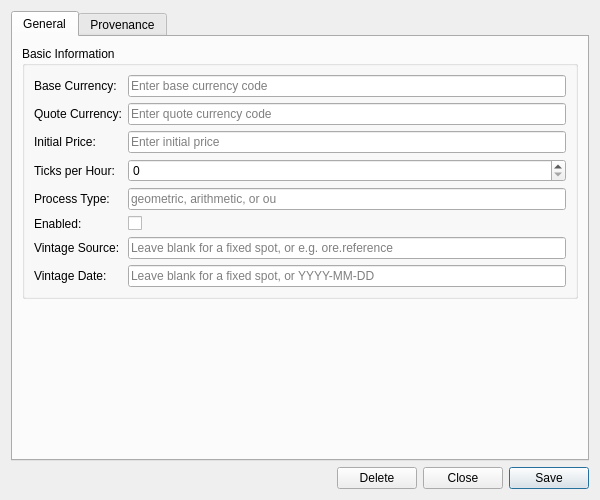
First picture: the form in projects/ores.qt/synthetic/ui/FxSpotGenerationConfigDetailDialog.ui, repository OreStudio/OreStudio, before the edit.
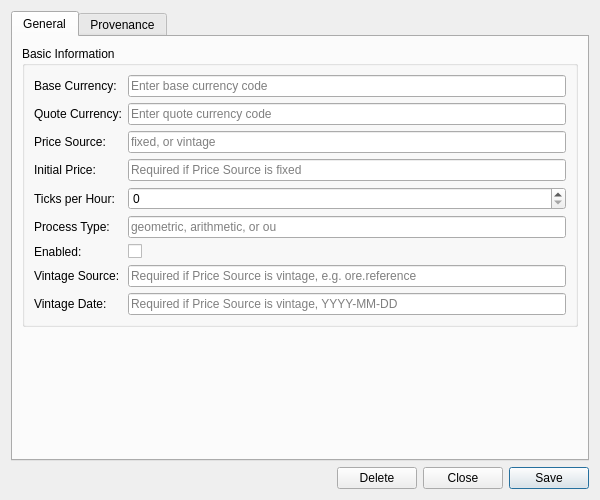
Second picture: the form after the edit. Custom widgets are drawn as their Qt base class.

Commit message: [synthetic] Add price_source discriminator for fixed vs vintage-derived spot

```diff
--- a/projects/ores.qt/synthetic/ui/FxSpotGenerationConfigDetailDialog.ui
+++ b/projects/ores.qt/synthetic/ui/FxSpotGenerationConfigDetailDialog.ui
@@ -67,27 +67,41 @@
            </widget>
           </item>
           <item row="2" column="0">
+           <widget class="QLabel" name="labelPriceSource">
+            <property name="text">
+             <string>Price Source:</string>
+            </property>
+           </widget>
+          </item>
+          <item row="2" column="1">
+           <widget class="QLineEdit" name="priceSourceEdit">
+            <property name="placeholderText">
+             <string>fixed, or vintage</string>
+            </property>
+           </widget>
+          </item>
+          <item row="3" column="0">
            <widget class="QLabel" name="labelGmmInitialPrice">
             <property name="text">
              <string>Initial Price:</string>
             </property>
            </widget>
           </item>
-          <item row="2" column="1">
+          <item row="3" column="1">
            <widget class="QLineEdit" name="gmmInitialPriceEdit">
             <property name="placeholderText">
-             <string>Enter initial price</string>
+             <string>Required if Price Source is fixed</string>
             </property>
            </widget>
           </item>
-          <item row="3" column="0">
+          <item row="4" column="0">
            <widget class="QLabel" name="labelTicksPerHour">
             <property name="text">
              <string>Ticks per Hour:</string>
             </property>
            </widget>
           </item>
-          <item row="3" column="1">
+          <item row="4" column="1">
            <widget class="QSpinBox" name="ticksPerHourEdit">
             <property name="minimum">
              <number>0</number>
@@ -97,59 +111,59 @@
             </property>
            </widget>
           </item>
-          <item row="4" column="0">
+          <item row="5" column="0">
            <widget class="QLabel" name="labelProcessType">
             <property name="text">
              <string>Process Type:</string>
             </property>
            </widget>
           </item>
-          <item row="4" column="1">
+          <item row="5" column="1">
            <widget class="QLineEdit" name="processTypeEdit">
             <property name="placeholderText">
              <string>geometric, arithmetic, or ou</string>
             </property>
            </widget>
           </item>
-          <item row="5" column="0">
+          <item row="6" column="0">
            <widget class="QLabel" name="labelEnabled">
             <property name="text">
              <string>Enabled:</string>
             </property>
            </widget>
           </item>
-          <item row="5" column="1">
+          <item row="6" column="1">
            <widget class="QCheckBox" name="enabledCheck">
             <property name="text">
              <string/>
             </property>
            </widget>
           </item>
-          <item row="6" column="0">
+          <item row="7" column="0">
            <widget class="QLabel" name="labelVintageSource">
             <property name="text">
              <string>Vintage Source:</string>
             </property>
            </widget>
           </item>
-          <item row="6" column="1">
+          <item row="7" column="1">
            <widget class="QLineEdit" name="vintageSourceEdit">
             <property name="placeholderText">
-             <string>Leave blank for a fixed spot, or e.g. ore.reference</string>
+             <string>Required if Price Source is vintage, e.g. ore.reference</string>
             </property>
            </widget>
           </item>
-          <item row="7" column="0">
+          <item row="8" column="0">
            <widget class="QLabel" name="labelVintageDate">
             <property name="text">
              <string>Vintage Date:</string>
             </property>
            </widget>
           </item>
-          <item row="7" column="1">
+          <item row="8" column="1">
            <widget class="QLineEdit" name="vintageDateEdit">
             <property name="placeholderText">
-             <string>Leave blank for a fixed spot, or YYYY-MM-DD</string>
+             <string>Required if Price Source is vintage, YYYY-MM-DD</string>
             </property>
            </widget>
           </item>
```
The commit also changes 16 other files.
